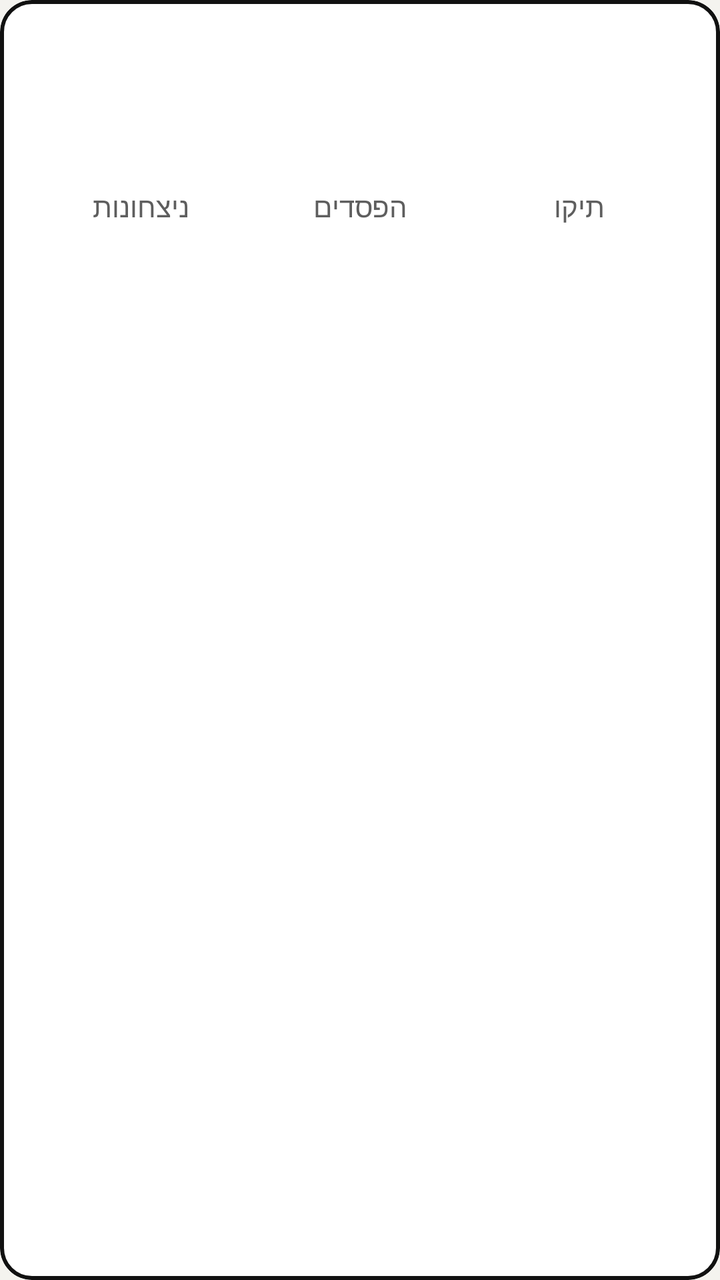
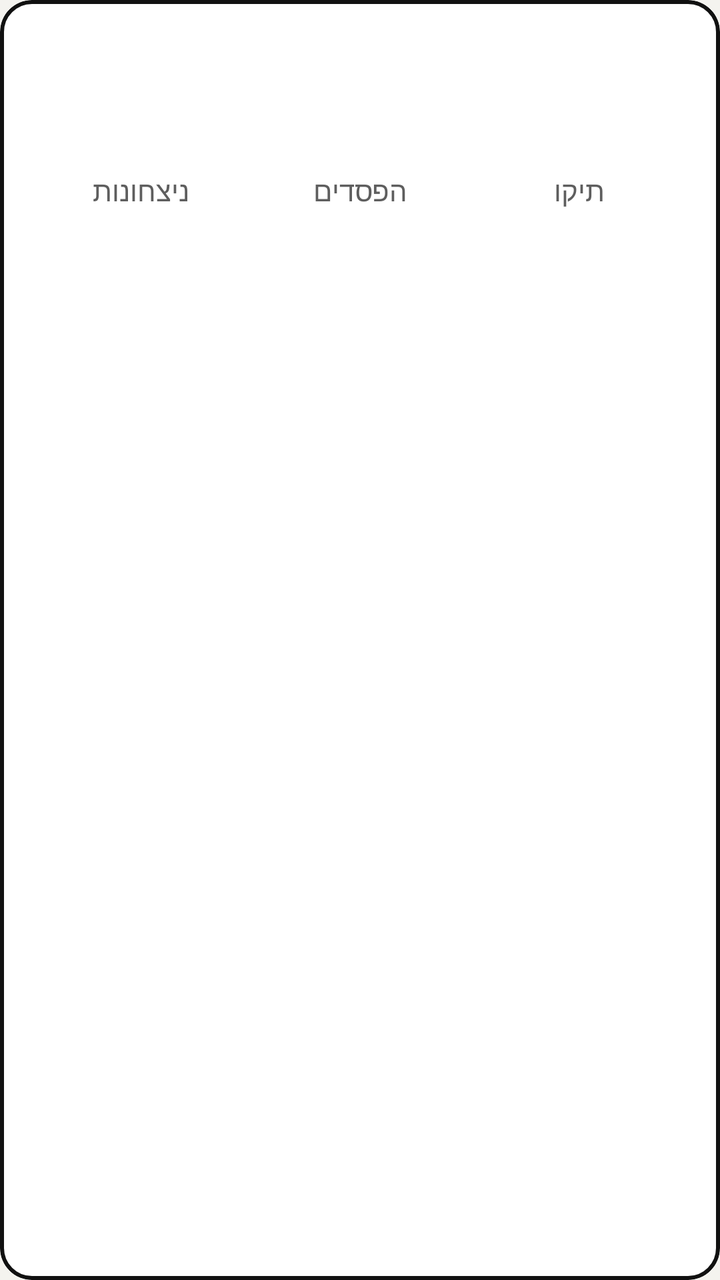

An Android layout rendered at two revisions. The XML below is the earlier revision; the diff shows what the commit changed to produce the second picture.
<!-- AndroidManifest.xml: application theme Theme.EbeepMobile -->
<!-- res/layout/play_summary_tile.xml -->
<?xml version="1.0" encoding="utf-8"?>
<com.google.android.material.card.MaterialCardView xmlns:android="http://schemas.android.com/apk/res/android"
    style="@style/AppTile"
    android:layout_width="match_parent"
    android:layout_height="wrap_content">

    <LinearLayout
        android:layout_width="match_parent"
        android:layout_height="wrap_content"
        android:orientation="vertical"
        android:padding="@dimen/space_item">

        <TextView
            android:id="@+id/txtSummaryName"
            android:layout_width="match_parent"
            android:layout_height="wrap_content"
            android:textAppearance="@style/TextAppearance.Ebeep.Heading" />

        <LinearLayout
            android:layout_width="match_parent"
            android:layout_height="wrap_content"
            android:layout_marginTop="@dimen/space_item"
            android:baselineAligned="false"
            android:orientation="horizontal">

            <LinearLayout
                android:layout_width="0dp"
                android:layout_height="wrap_content"
                android:layout_weight="1"
                android:gravity="center_horizontal"
                android:orientation="vertical">

                <TextView
                    android:id="@+id/txtWins"
                    android:layout_width="wrap_content"
                    android:layout_height="wrap_content"
                    android:textAppearance="@style/TextAppearance.Ebeep.Title" />

                <TextView
                    android:layout_width="wrap_content"
                    android:layout_height="wrap_content"
                    android:text="@string/history_wins"
                    android:textAppearance="@style/TextAppearance.Ebeep.Caption" />
            </LinearLayout>

            <LinearLayout
                android:layout_width="0dp"
                android:layout_height="wrap_content"
                android:layout_weight="1"
                android:gravity="center_horizontal"
                android:orientation="vertical">

                <TextView
                    android:id="@+id/txtLosses"
                    android:layout_width="wrap_content"
                    android:layout_height="wrap_content"
                    android:textAppearance="@style/TextAppearance.Ebeep.Title" />

                <TextView
                    android:layout_width="wrap_content"
                    android:layout_height="wrap_content"
                    android:text="@string/history_losses"
                    android:textAppearance="@style/TextAppearance.Ebeep.Caption" />
            </LinearLayout>

            <LinearLayout
                android:layout_width="0dp"
                android:layout_height="wrap_content"
                android:layout_weight="1"
                android:gravity="center_horizontal"
                android:orientation="vertical">

                <TextView
                    android:id="@+id/txtDraws"
                    android:layout_width="wrap_content"
                    android:layout_height="wrap_content"
                    android:textAppearance="@style/TextAppearance.Ebeep.Title" />

                <TextView
                    android:layout_width="wrap_content"
                    android:layout_height="wrap_content"
                    android:text="@string/history_draws"
                    android:textAppearance="@style/TextAppearance.Ebeep.Caption" />
            </LinearLayout>
        </LinearLayout>
    </LinearLayout>
</com.google.android.material.card.MaterialCardView>
<!-- resources referenced by this layout -->
<resources>
  <dimen name="space_item">16dp</dimen>
  <string name="history_draws">תיקו</string>
  <string name="history_losses">הפסדים</string>
  <string name="history_wins">ניצחונות</string>
  <style name="AppTile" parent="Widget.MaterialComponents.CardView">
          <item name="cardCornerRadius">@dimen/corner</item>
          <item name="cardElevation">0dp</item>
          <item name="strokeColor">@color/outline</item>
          <item name="strokeWidth">@dimen/line_strong</item>
          <item name="cardBackgroundColor">@color/surface</item>
      </style>
  <style name="TextAppearance.Ebeep.Caption" parent="TextAppearance.MaterialComponents.Caption">
          <item name="android:textSize">14sp</item>
          <item name="android:textColor">@color/text_secondary</item>
          <item name="android:letterSpacing">0</item>
      </style>
  <style name="TextAppearance.Ebeep.Heading" parent="TextAppearance.MaterialComponents.Subtitle1">
          <item name="android:textStyle">bold</item>
          <item name="android:textSize">18sp</item>
          <item name="android:textColor">@color/text_primary</item>
          <item name="android:letterSpacing">0</item>
      </style>
  <style name="TextAppearance.Ebeep.Title" parent="TextAppearance.MaterialComponents.Headline5">
          <item name="android:textStyle">bold</item>
          <item name="android:textSize">28sp</item>
          <item name="android:textColor">@color/text_primary</item>
          <item name="android:letterSpacing">0</item>
      </style>
  <style name="Theme.EbeepMobile" parent="Base.Theme.EbeepMobile">
          <item name="android:windowLightStatusBar">true</item>
          <item name="android:windowLightNavigationBar" tools:targetApi="o_mr1">true</item>
      </style>
  <dimen name="corner">16dp</dimen>
  <color name="outline">#111111</color>
  <dimen name="line_strong">2dp</dimen>
  <color name="surface">#FFFFFF</color>
  <color name="text_secondary">#5E5E5E</color>
  <color name="text_primary">#111111</color>
  <color name="accent">#111111</color>
  <color name="accent_dark">#000000</color>
  <color name="on_accent">#F4F3EF</color>
  <color name="background">#F4F3EF</color>
  <style name="AppCard" parent="Widget.MaterialComponents.CardView">
          <item name="cardCornerRadius">@dimen/corner</item>
          <item name="cardElevation">0dp</item>
          <item name="strokeColor">@color/divider</item>
          <item name="strokeWidth">@dimen/line_soft</item>
          <item name="cardBackgroundColor">@color/surface</item>
      </style>
  <style name="AppDialog" parent="ThemeOverlay.MaterialComponents.Dialog.Alert">
          <item name="colorPrimary">@color/accent</item>
          <item name="colorSurface">@color/surface</item>
          <item name="android:windowBackground">@drawable/bg_dialog</item>
          <item name="buttonBarPositiveButtonStyle">@style/AppDialogButton</item>
          <item name="buttonBarNegativeButtonStyle">@style/AppDialogButton</item>
          <item name="buttonBarNeutralButtonStyle">@style/AppDialogButton</item>
      </style>
  <style name="AppSwitch" parent="Widget.MaterialComponents.CompoundButton.Switch">
          <item name="useMaterialThemeColors">false</item>
          <item name="thumbTint">@color/switch_thumb</item>
          <item name="trackTint">@color/switch_track</item>
      </style>
  <dimen name="corner_small">12dp</dimen>
  <dimen name="touch_target">56dp</dimen>
  <dimen name="line_soft">1dp</dimen>
  <color name="divider">#DCDAD3</color>
  <style name="AppDialogButton" parent="Widget.MaterialComponents.Button.TextButton.Dialog">
          <item name="android:textColor">@color/text_primary</item>
          <item name="android:textStyle">bold</item>
          <item name="android:textAllCaps">false</item>
      </style>
  <!-- unchanged entries left out for length: 4 -->
</resources>

<!-- the commit's change to res/layout/play_summary_tile.xml (unified diff, before → after) -->
@@ -19,7 +19,7 @@
         <LinearLayout
             android:layout_width="match_parent"
             android:layout_height="wrap_content"
-            android:layout_marginTop="@dimen/space_item"
+            android:layout_marginTop="@dimen/space_small"
             android:baselineAligned="false"
             android:orientation="horizontal">
 
@@ -39,6 +39,7 @@
                 <TextView
                     android:layout_width="wrap_content"
                     android:layout_height="wrap_content"
+                    android:maxLines="1"
                     android:text="@string/history_wins"
                     android:textAppearance="@style/TextAppearance.Ebeep.Caption" />
             </LinearLayout>
@@ -59,6 +60,7 @@
                 <TextView
                     android:layout_width="wrap_content"
                     android:layout_height="wrap_content"
+                    android:maxLines="1"
                     android:text="@string/history_losses"
                     android:textAppearance="@style/TextAppearance.Ebeep.Caption" />
             </LinearLayout>
@@ -79,6 +81,7 @@
                 <TextView
                     android:layout_width="wrap_content"
                     android:layout_height="wrap_content"
+                    android:maxLines="1"
                     android:text="@string/history_draws"
                     android:textAppearance="@style/TextAppearance.Ebeep.Caption" />
             </LinearLayout>
<!-- resource entries referenced after the edit -->
@@ -1,6 +1,7 @@
 <!-- resources referenced by this layout -->
 <resources>
   <dimen name="space_item">16dp</dimen>
+  <dimen name="space_small">8dp</dimen>
   <string name="history_draws">תיקו</string>
   <string name="history_losses">הפסדים</string>
   <string name="history_wins">ניצחונות</string>
